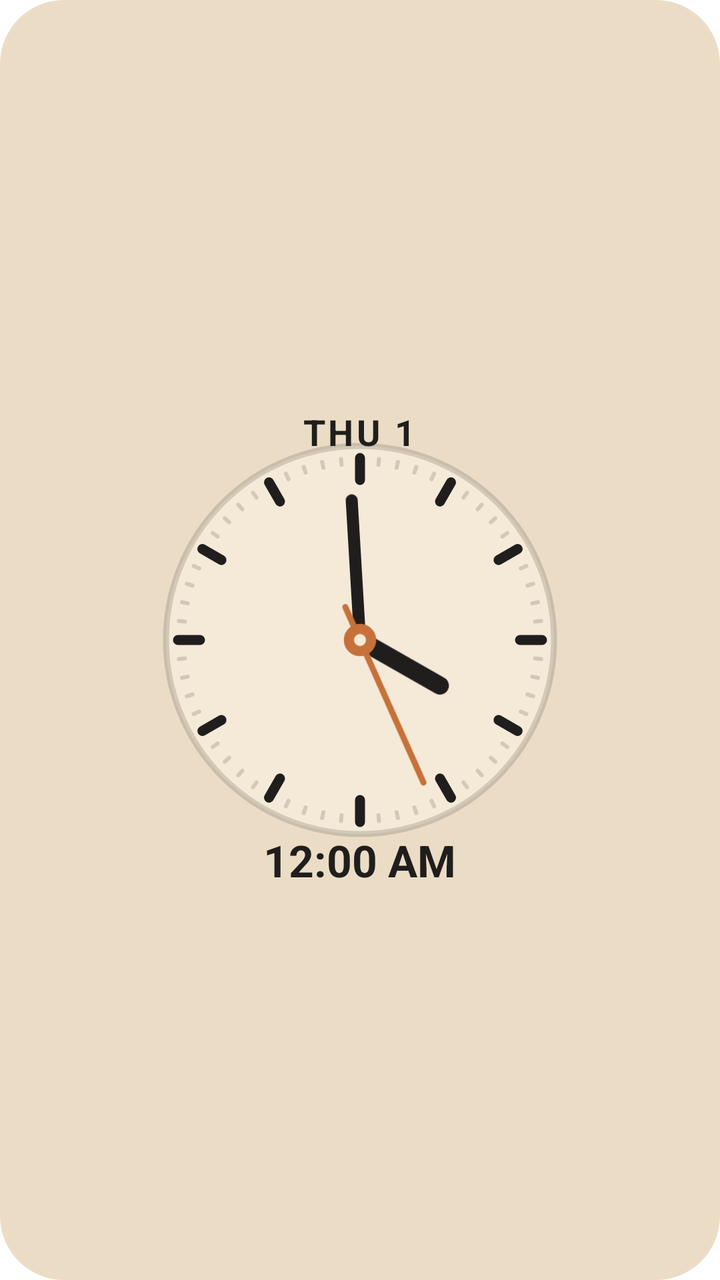
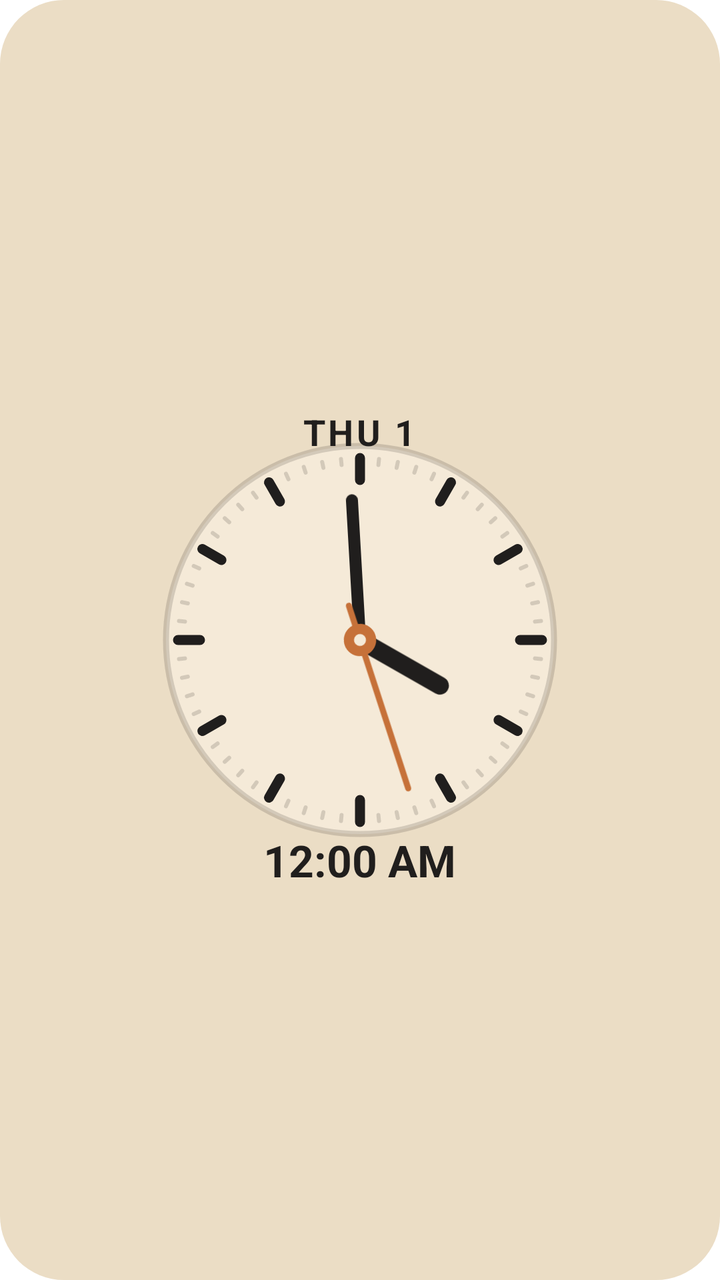

Compare the two renders of this Android layout. The source of the first and the diff that turns it into the second are given below.
<!-- AndroidManifest.xml: fallback theme Theme.MaterialComponents.DayNight.NoActionBar -->
<!-- res/layout/widget_analog_large.xml -->
<?xml version="1.0" encoding="utf-8"?>
<FrameLayout xmlns:android="http://schemas.android.com/apk/res/android"
  android:id="@+id/w_root"
  android:layout_width="match_parent"
  android:layout_height="match_parent"
  android:background="@drawable/w_card"
  android:padding="20dp">

  <AnalogClock
    android:layout_width="match_parent"
    android:layout_height="match_parent"
    android:layout_gravity="center"
    android:dial="@drawable/w_dial"
    android:hand_hour="@drawable/w_hand_hour"
    android:hand_minute="@drawable/w_hand_minute"
    android:hand_second="@drawable/w_hand_second" />

  <TextClock
    android:layout_width="wrap_content"
    android:layout_height="wrap_content"
    android:layout_gravity="center"
    android:layout_marginBottom="104dp"
    android:format12Hour="EEE d"
    android:format24Hour="EEE d"
    android:fontFamily="sans-serif"
    android:textStyle="bold"
    android:letterSpacing="0.08"
    android:textAllCaps="true"
    android:textColor="@color/w_text"
    android:textSize="18sp" />

  <TextClock
    android:layout_width="wrap_content"
    android:layout_height="wrap_content"
    android:layout_gravity="center"
    android:layout_marginTop="110dp"
    android:format12Hour="h:mm a"
    android:format24Hour="HH:mm"
    android:fontFamily="sans-serif"
    android:textStyle="bold"
    android:textColor="@color/w_text"
    android:textSize="22sp" />
</FrameLayout>
<!-- resources referenced by this layout -->
<resources>
  <color name="w_text">#FF201E1D</color>
  <!-- drawable w_card (drawable) -->
  <?xml version="1.0" encoding="utf-8"?>
  <shape xmlns:android="http://schemas.android.com/apk/res/android" android:shape="rectangle">
    <solid android:color="@color/w_surface" />
    <corners android:radius="32dp" />
  </shape>
  <!-- drawable w_dial: vector/xml drawable (drawable, 2187 chars, omitted) -->
  <!-- drawable w_hand_hour (drawable) -->
  <?xml version="1.0" encoding="utf-8"?>
  <vector xmlns:android="http://schemas.android.com/apk/res/android" android:width="200dp" android:height="200dp" android:viewportWidth="200" android:viewportHeight="200">
    <path android:pathData="M100,100L100,54" android:strokeColor="@color/w_text" android:strokeWidth="9" android:strokeLineCap="round"/>
  </vector>
  <!-- drawable w_hand_minute (drawable) -->
  <?xml version="1.0" encoding="utf-8"?>
  <vector xmlns:android="http://schemas.android.com/apk/res/android" android:width="200dp" android:height="200dp" android:viewportWidth="200" android:viewportHeight="200">
    <path android:pathData="M100,100L100,30" android:strokeColor="@color/w_text" android:strokeWidth="6" android:strokeLineCap="round"/>
    <path android:pathData="M92,100a8,8 0 1,0 16,0a8,8 0 1,0 -16,0" android:fillColor="@color/w_accent"/>
    <path android:pathData="M97,100a3,3 0 1,0 6,0a3,3 0 1,0 -6,0" android:fillColor="@color/w_bg"/>
  </vector>
  <!-- drawable w_hand_second (drawable) -->
  <?xml version="1.0" encoding="utf-8"?>
  <vector xmlns:android="http://schemas.android.com/apk/res/android" android:width="200dp" android:height="200dp" android:viewportWidth="200" android:viewportHeight="200">
    <path android:pathData="M100,118L100,22" android:strokeColor="@color/w_accent" android:strokeWidth="3" android:strokeLineCap="round"/>
    <path android:pathData="M92,100a8,8 0 1,0 16,0a8,8 0 1,0 -16,0" android:fillColor="@color/w_accent"/>
    <path android:pathData="M97,100a3,3 0 1,0 6,0a3,3 0 1,0 -6,0" android:fillColor="@color/w_bg"/>
  </vector>
  <color name="w_surface">#FFEBDDC5</color>
  <color name="w_accent">#FFC67139</color>
  <color name="w_bg">#FFF5EAD8</color>
</resources>

<!-- the commit's change to res/layout/widget_analog_large.xml (unified diff, before → after) -->
@@ -30,6 +30,7 @@
     android:textSize="18sp" />
 
   <TextClock
+    android:id="@+id/w_time"
     android:layout_width="wrap_content"
     android:layout_height="wrap_content"
     android:layout_gravity="center"
